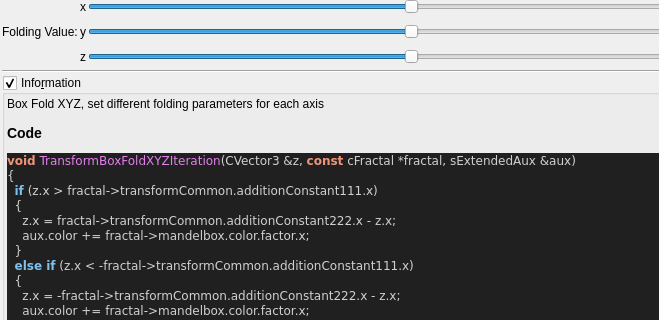
This is mandelbulber2/qt_data/fractal_transf_box_fold_xyz.ui in buddhi1980/mandelbulber2 as Qt 5 draws it before an edit; both pictures show x 0 to 659 and y 82 to 402 of the 826 by 912 pixel window. The edited form follows.
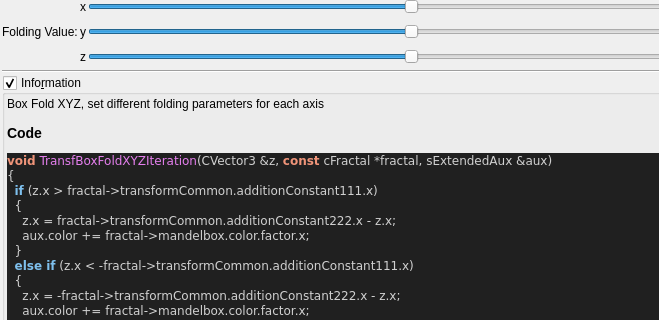
This is the edited form. Custom widgets are drawn as their Qt base class.

```diff
--- a/mandelbulber2/qt_data/fractal_transf_box_fold_xyz.ui
+++ b/mandelbulber2/qt_data/fractal_transf_box_fold_xyz.ui
@@ -433,7 +433,7 @@
 &lt;/table&gt;
 &lt;h3&gt;Code&lt;/h3&gt;
 &lt;body style=&quot;background-color:#202020&quot;&gt;
-&lt;pre style=&quot;color:#d0d0d0; background-color:#202020;  font-family:'Courier New',monospace;&quot;&gt;&lt;span style=&quot;color:#f09479; font-weight:bold&quot;&gt;void&lt;/span&gt; &lt;span style=&quot;color:#e47eed&quot;&gt;TransformBoxFoldXYZIteration&lt;/span&gt;&lt;span style=&quot;color:#d0d0d0&quot;&gt;(&lt;/span&gt;CVector3 &lt;span style=&quot;color:#d0d0d0&quot;&gt;&amp;amp;&lt;/span&gt;z&lt;span style=&quot;color:#d0d0d0&quot;&gt;,&lt;/span&gt; &lt;span style=&quot;color:#f09479; font-weight:bold&quot;&gt;const&lt;/span&gt; cFractal &lt;span style=&quot;color:#d0d0d0&quot;&gt;*&lt;/span&gt;fractal&lt;span style=&quot;color:#d0d0d0&quot;&gt;,&lt;/span&gt; sExtendedAux &lt;span style=&quot;color:#d0d0d0&quot;&gt;&amp;amp;&lt;/span&gt;aux&lt;span style=&quot;color:#d0d0d0&quot;&gt;)&lt;/span&gt;
+&lt;pre style=&quot;color:#d0d0d0; background-color:#202020;  font-family:'Courier New',monospace;&quot;&gt;&lt;span style=&quot;color:#f09479; font-weight:bold&quot;&gt;void&lt;/span&gt; &lt;span style=&quot;color:#e47eed&quot;&gt;TransfBoxFoldXYZIteration&lt;/span&gt;&lt;span style=&quot;color:#d0d0d0&quot;&gt;(&lt;/span&gt;CVector3 &lt;span style=&quot;color:#d0d0d0&quot;&gt;&amp;amp;&lt;/span&gt;z&lt;span style=&quot;color:#d0d0d0&quot;&gt;,&lt;/span&gt; &lt;span style=&quot;color:#f09479; font-weight:bold&quot;&gt;const&lt;/span&gt; cFractal &lt;span style=&quot;color:#d0d0d0&quot;&gt;*&lt;/span&gt;fractal&lt;span style=&quot;color:#d0d0d0&quot;&gt;,&lt;/span&gt; sExtendedAux &lt;span style=&quot;color:#d0d0d0&quot;&gt;&amp;amp;&lt;/span&gt;aux&lt;span style=&quot;color:#d0d0d0&quot;&gt;)&lt;/span&gt;
 &lt;span style=&quot;color:#d0d0d0&quot;&gt;{&lt;/span&gt;
   &lt;span style=&quot;color:#7ec0ee; font-weight:bold&quot;&gt;if&lt;/span&gt; &lt;span style=&quot;color:#d0d0d0&quot;&gt;(&lt;/span&gt;z&lt;span style=&quot;color:#d0d0d0&quot;&gt;.&lt;/span&gt;x &lt;span style=&quot;color:#d0d0d0&quot;&gt;&amp;gt;&lt;/span&gt; fractal&lt;span style=&quot;color:#d0d0d0&quot;&gt;-&amp;gt;&lt;/span&gt;transformCommon&lt;span style=&quot;color:#d0d0d0&quot;&gt;.&lt;/span&gt;additionConstant111&lt;span style=&quot;color:#d0d0d0&quot;&gt;.&lt;/span&gt;x&lt;span style=&quot;color:#d0d0d0&quot;&gt;)&lt;/span&gt;
   &lt;span style=&quot;color:#d0d0d0&quot;&gt;{&lt;/span&gt;
```
Left out of the diff: 4 changed lines with no effect on the pictures.
